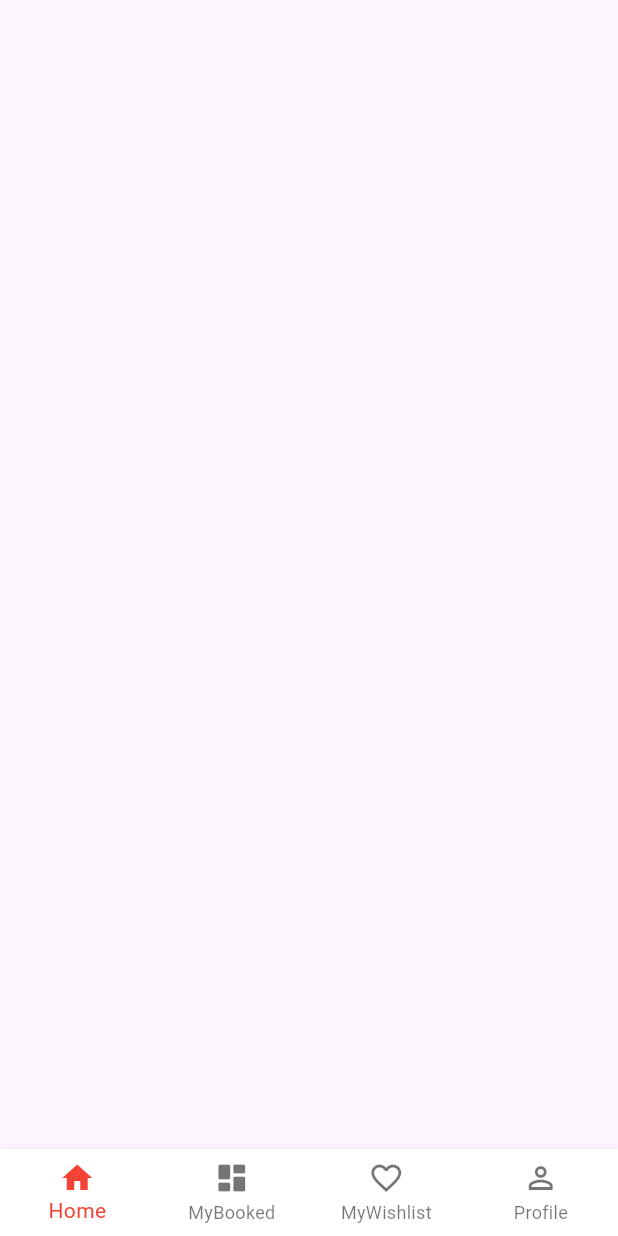
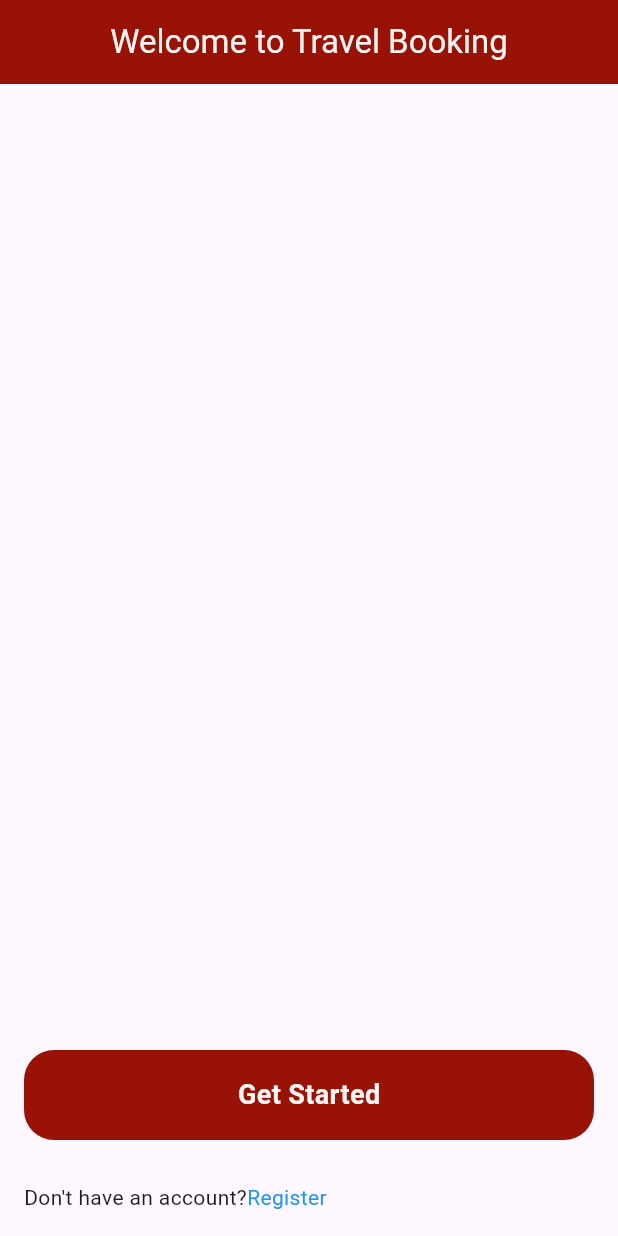
Before and after one commit to vijaysheoran97/travel_booking, a Flutter app: the screen it shows after launch, on a phone screen of 412 x 824 dp. Run offline on Flutter 3.47's test engine with Material 3 defaults, Android fonts, the phone set to English and light mode, and no system bars.

Commit message:
- welcome screen

```diff
--- a/lib/main.dart
+++ b/lib/main.dart
@@ -1,4 +1,5 @@
 import 'package:flutter/material.dart';
+import 'package:travel_booking/travel_booking/ui/screens/welcome_screen.dart';
 import 'package:travel_booking/travel_booking/ui/utils/app_color_constent.dart';
 import 'package:travel_booking/travel_booking/ui/utils/app_string_constent.dart';
 import 'package:travel_booking/travel_booking/ui/widget/navigation_bar.dart';
@@ -17,7 +18,7 @@ class MyApp extends StatelessWidget {
         colorScheme: ColorScheme.fromSeed(seedColor: AppColorConstant.appSeedColor),
         useMaterial3: true,
       ),
-      home: const BottomNavigation(),
+      home:  WelcomeScreen(),
     );
   }
 }
--- /dev/null
+++ b/lib/travel_booking/ui/screens/welcome_screen.dart
@@ -0,0 +1,69 @@
+import 'package:flutter/material.dart';
+import 'package:travel_booking/travel_booking/ui/screens/home_screen.dart';
+import 'package:travel_booking/travel_booking/ui/utils/app_color_constent.dart';
+import 'package:travel_booking/travel_booking/ui/widget/navigation_bar.dart';
+
+class WelcomeScreen extends StatelessWidget {
+  WelcomeScreen({super.key});
+
+  @override
+  Widget build(BuildContext context) {
+    return Scaffold(
+      appBar: AppBar(
+        elevation: 0,
+        centerTitle: true,
+        backgroundColor: AppColorConstant.appScendoryColor,
+        title: const Text(
+          "Welcome to Travel Booking",
+          style: TextStyle(color: AppColorConstant.appTextColor),
+        ),
+      ),
+      body: Padding(
+        padding: const EdgeInsets.all(16),
+        child: Column(
+          mainAxisAlignment: MainAxisAlignment.spaceBetween,
+          children: [
+            // Add an Expanded widget to take up remaining space
+            Expanded(
+              child: Container(),
+            ),
+            Align(
+              alignment: Alignment.bottomCenter,
+              child: GestureDetector(
+                onTap: () {
+                Navigator.push(context, MaterialPageRoute(builder: (context) => BottomNavigation()));
+                },
+                child: Container(
+                  width: 400,
+                  height: 60,
+                  decoration: BoxDecoration(
+                    color: AppColorConstant.appScendoryColor,
+                    borderRadius: BorderRadius.circular(20.0),
+                  ),
+                  child: Center(
+                    child: Text(
+                      "Get Started",
+                      style: TextStyle(
+                        color: AppColorConstant.appTextColor,
+                        fontSize: 18,
+                        fontWeight: FontWeight.bold,
+                      ),
+                    ),
+                  ),
+                ),
+              ),
+            ),
+            SizedBox(height: 28,),
+            Row(
+              children: [
+                Text("Don't have an account?"),
+                Text("Register",style: TextStyle(color: AppColorConstant.appElevatedButtonColor),),
+              ],
+            ),
+
+          ],
+        ),
+      ),
+    );
+  }
+}
```
